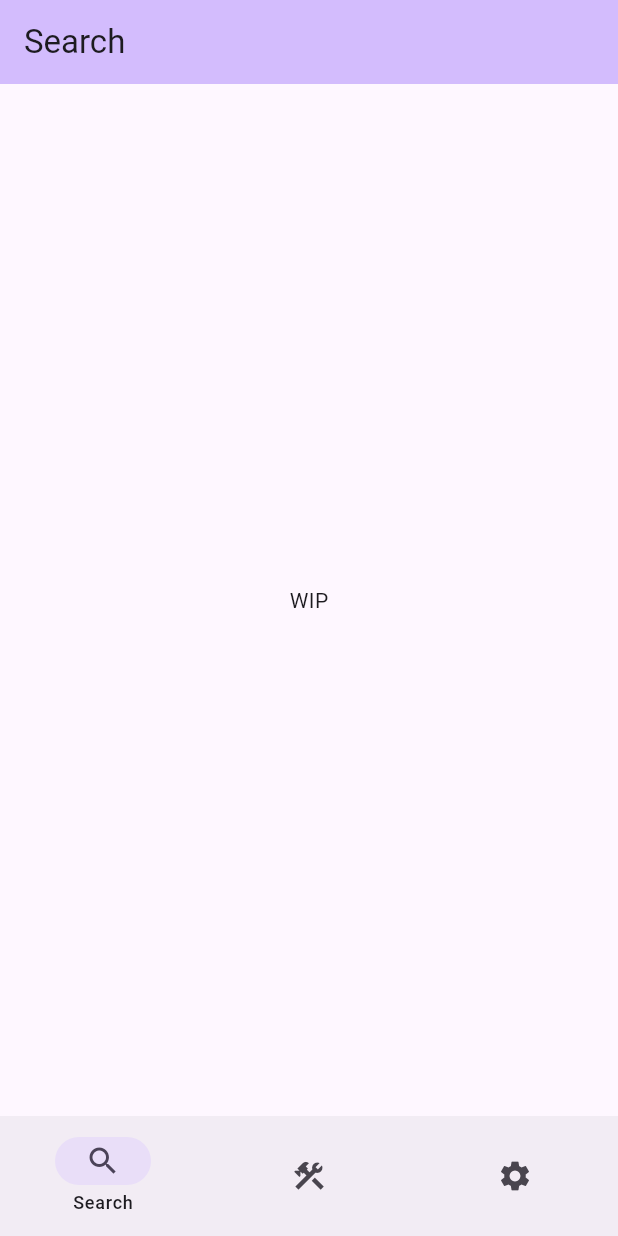
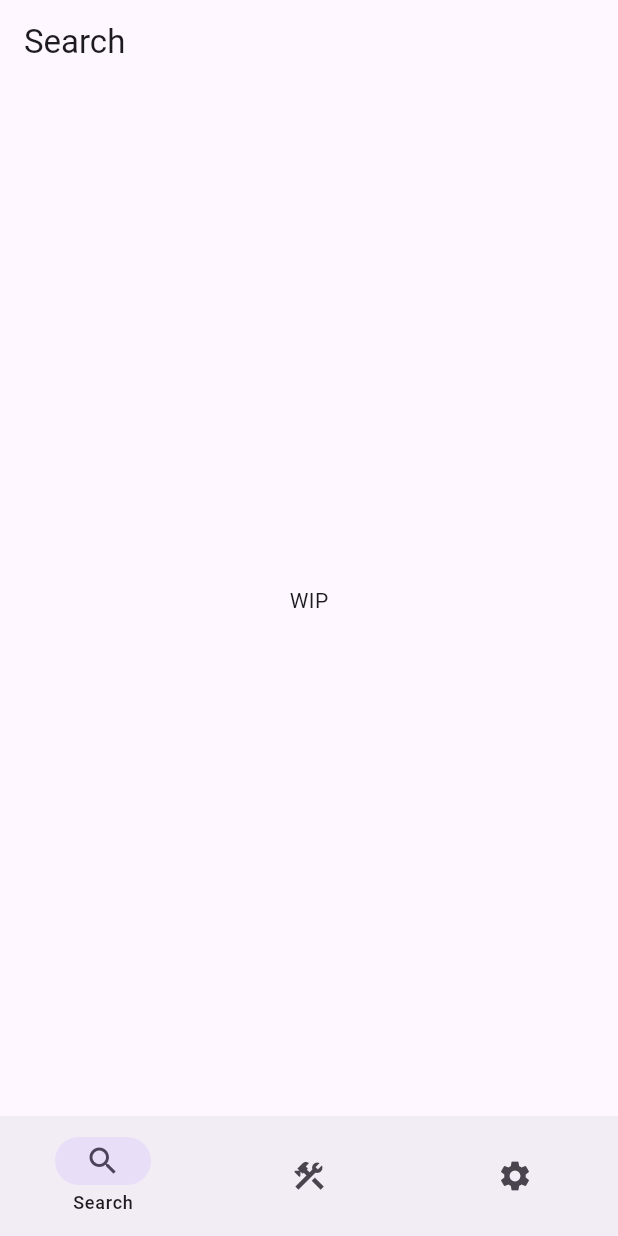
Before and after one commit to yuorb/enthrirhc, a Flutter app: the screen it shows after launch, on a phone screen of 412 x 824 dp. Run offline on Flutter 3.47's test engine with Material 2 defaults, Android fonts, the phone set to English and light mode, and no system bars.

Commit message:
Adapted to dark mode

```diff
--- a/lib/main.dart
+++ b/lib/main.dart
@@ -15,7 +15,13 @@ class App extends StatelessWidget {
     return MaterialApp(
       title: 'Ithkuil Helper',
       theme: ThemeData(
-        colorScheme: ColorScheme.fromSeed(seedColor: Colors.deepPurple),
+        colorSchemeSeed: Colors.deepPurple,
+        brightness: Brightness.light,
+        useMaterial3: true,
+      ),
+      darkTheme: ThemeData(
+        colorSchemeSeed: Colors.deepPurple,
+        brightness: Brightness.dark,
         useMaterial3: true,
       ),
       home: const RootPage(),
@@ -37,7 +43,6 @@ class _RootPageState extends State<RootPage> {
   Widget build(BuildContext context) {
     return Scaffold(
       appBar: AppBar(
-        backgroundColor: Theme.of(context).colorScheme.inversePrimary,
         title: Text(["Search", "Construct", "Settings"][_currentPageIndex]),
       ),
       body: [
```
